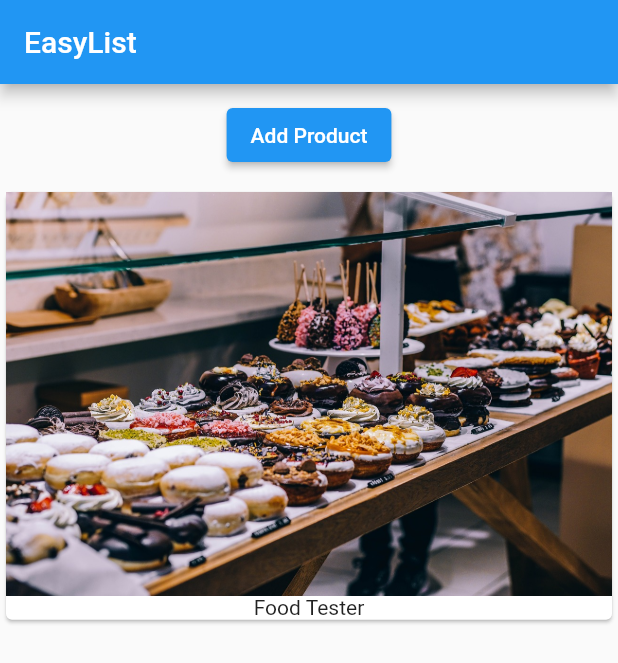
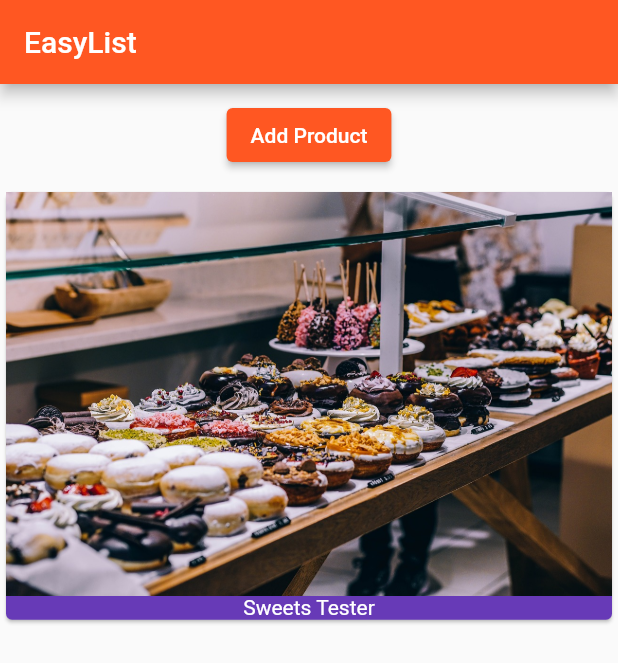
Before and after one commit to BNorelden/flutter_course, a Flutter app: the screen it shows after launch, on a phone screen of 412 x 824 dp. Shown: the top 663 px of the screen. Run offline on Flutter 3.47's test engine with Material 2 defaults, Android fonts, the phone set to English and light mode, and no system bars.

Commit message:
minor additions/changes

```diff
--- a/lib/main.dart
+++ b/lib/main.dart
@@ -19,11 +19,19 @@ class MyApp extends StatelessWidget {
   @override
   Widget build(BuildContext context) {
     return MaterialApp(
+      theme: ThemeData(
+        brightness: Brightness.light,
+        primarySwatch: Colors.deepOrange,
+        // accentColor: Colors.deepPurple, // is deprecated so will comment it for now
+        cardColor:
+            Colors.deepPurple, //did this instead of the accentColor for now
+      ),
       home: Scaffold(
         appBar: AppBar(
           title: const Text('EasyList'),
         ),
-        body: ProductManager('Food Tester'),
+        body:
+            ProductManager(), // startingProduct: 'Food Tester' => can use name argument or default as it is now
       ),
     );
   }
--- a/lib/products.dart
+++ b/lib/products.dart
@@ -3,7 +3,8 @@ import 'package:flutter/material.dart';
 class Products extends StatelessWidget {
   final List<String> products;
 
-  Products(this.products) {
+  Products([this.products = const []]) {
+    //square brackets make it optional
     print('[Products Widget] Constructor');
   }
 
@@ -16,7 +17,10 @@ class Products extends StatelessWidget {
                 child: Column(
                   children: <Widget>[
                     Image.asset('assets/food.jpg'),
-                    Text(element)
+                    Text(
+                      element,
+                      style: const TextStyle(color: Colors.white),
+                    ),
                   ],
                 ),
               ))
--- a/lib/products_manager.dart
+++ b/lib/products_manager.dart
@@ -5,7 +5,8 @@ import './products.dart';
 class ProductManager extends StatefulWidget {
   final String startingProduct; //how to get this from point a
 
-  ProductManager(this.startingProduct) {
+  ProductManager({this.startingProduct = 'Sweets Tester'}) {
+    //name argument or default = Sweets Tester
     print('[ProductsManager Widget] Constructor');
   }
 
```
